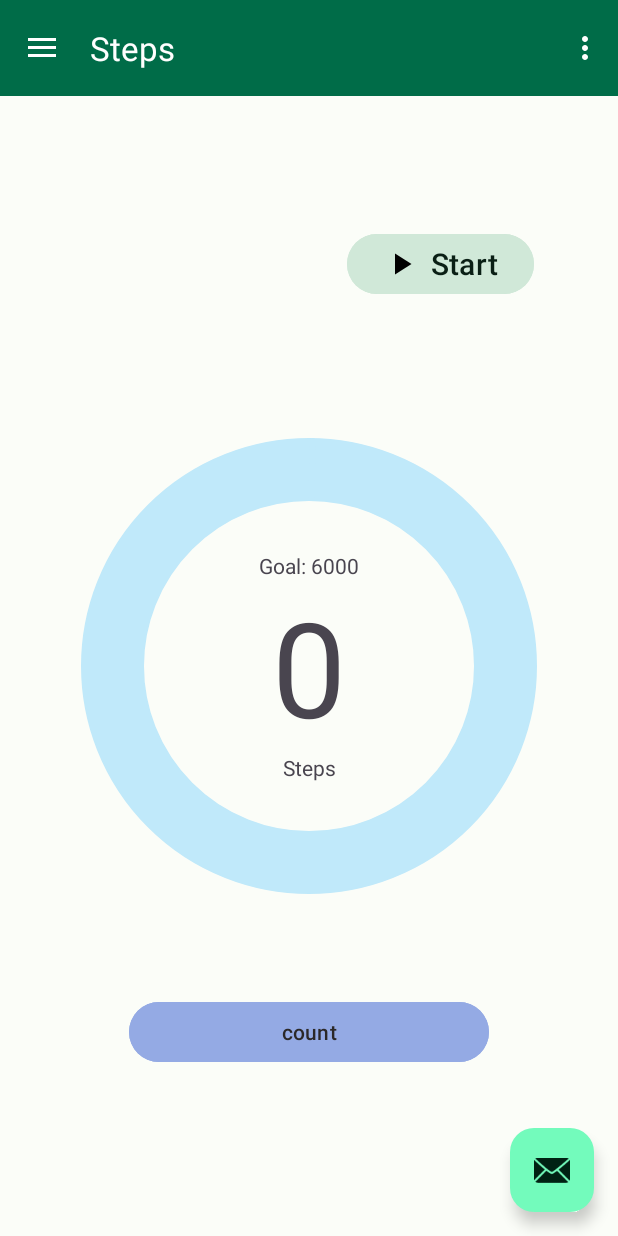
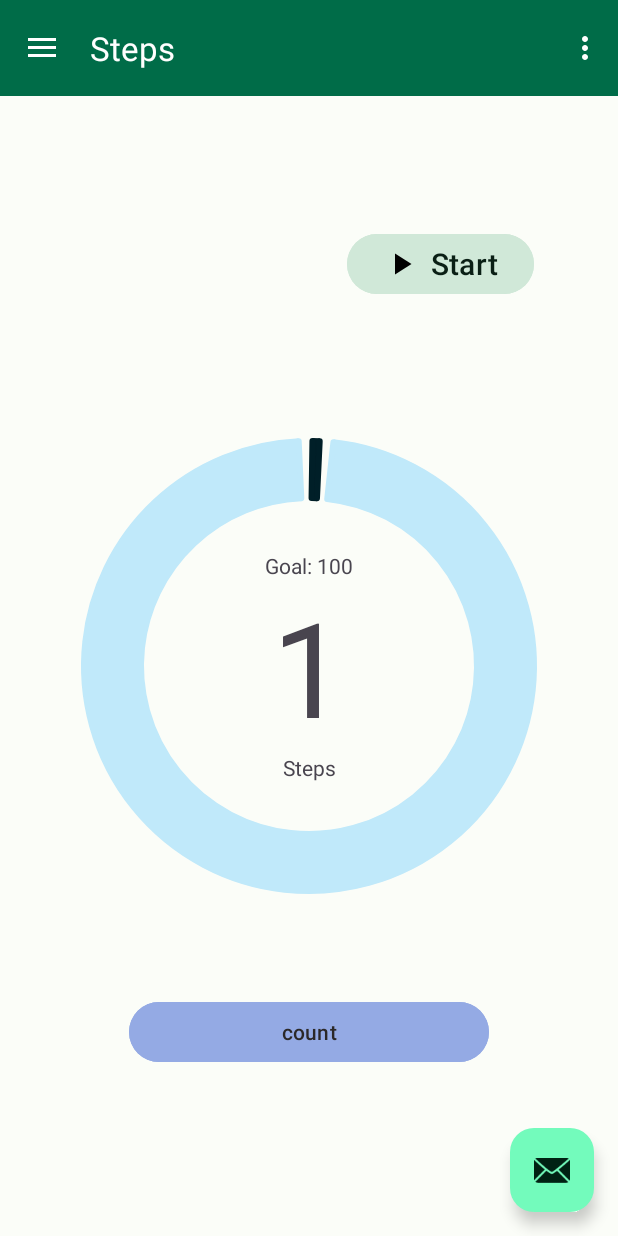
Before and after one commit to GianlucaGhislotti/MWC-Assignment2, an Android app: the screen it shows after launch (MainActivity), after a tap on "count", on a phone screen of 412 x 824 dp. Run offline under Robolectric (Android 15) with nearby library versions, the phone set to English and light mode, and no system bars; our stand-ins replace navigation-ui.

```diff
--- a/app/src/main/java/com/example/stepappv2/ui/home/HomeFragment.java
+++ b/app/src/main/java/com/example/stepappv2/ui/home/HomeFragment.java
@@ -4,6 +4,7 @@ import android.os.Bundle;
 import android.view.LayoutInflater;
 import android.view.View;
 import android.view.ViewGroup;
+import android.widget.Button;
 import android.widget.TextView;
 
 import androidx.annotation.NonNull;
@@ -14,12 +15,14 @@ import com.example.stepappv2.R;
 import com.example.stepappv2.databinding.FragmentHomeBinding;
 import com.google.android.material.progressindicator.CircularProgressIndicator;
 
-public class HomeFragment extends Fragment {
+public class HomeFragment extends Fragment{
 
     private FragmentHomeBinding binding;
     private TextView stepCountsView;
     private CircularProgressIndicator progressBar;
     private int counter = 0;
+    private Button startButton;
+    private Button countButton;
 
     public View onCreateView(@NonNull LayoutInflater inflater,
                              ViewGroup container, Bundle savedInstanceState) {
@@ -28,28 +31,33 @@ public class HomeFragment extends Fragment {
         binding = FragmentHomeBinding.inflate(inflater, container, false);
         View root = binding.getRoot();
 
+        startButton = (Button) root.findViewById(R.id.start_button);
+        countButton = (Button) root.findViewById(R.id.count_button);
+
+        setButtonListeners();
+
         stepCountsView = (TextView) root.findViewById(R.id.counter);
         stepCountsView.setText(Integer.toString(counter));
 
         progressBar = (CircularProgressIndicator) root.findViewById(R.id.progressBar);
-        progressBar.setMax(6000);
+        progressBar.setMax(100);
         progressBar.setProgress(counter);
 
         return root;
     }
 
-    public void countUp(View view) {
+    private void setButtonListeners() {
+        startButton.setOnClickListener(view -> {
+            counter = 0;
+            stepCountsView.setText(Integer.toString(counter));
+            progressBar.setProgress(counter);
+        });
 
-        counter++;
-        stepCountsView.setText(Integer.toString(counter));
-        progressBar.setProgress(counter);
-    }
-
-    public void resetCount(View view) {
-
-        counter = 0;
-        stepCountsView.setText(Integer.toString(counter));
-        progressBar.setProgress(counter);
+        countButton.setOnClickListener(view -> {
+            counter++;
+            stepCountsView.setText(Integer.toString(counter));
+            progressBar.setProgress(counter);
+        });
     }
 
     @Override
@@ -57,4 +65,6 @@ public class HomeFragment extends Fragment {
         super.onDestroyView();
         binding = null;
     }
+
+
 }
--- a/app/src/main/res/layout/fragment_home.xml
+++ b/app/src/main/res/layout/fragment_home.xml
@@ -69,11 +69,10 @@
         app:layout_constraintEnd_toEndOf="parent"
         app:layout_constraintTop_toTopOf="parent"
         android:drawableLeft="@drawable/baseline_play_arrow_24"
-        android:onClick="resetCount"
         />
 
     <Button
-        android:id="@+id/button"
+        android:id="@+id/count_button"
         android:layout_width="240dp"
         android:layout_height="48dp"
         android:layout_marginBottom="48dp"
@@ -83,6 +82,5 @@
         app:layout_constraintBottom_toBottomOf="parent"
         app:layout_constraintEnd_toEndOf="parent"
         app:layout_constraintStart_toStartOf="parent"
-        app:layout_constraintTop_toBottomOf="@+id/progressBar"
-        android:onClick="countUp"/>
+        app:layout_constraintTop_toBottomOf="@+id/progressBar" />
 </androidx.constraintlayout.widget.ConstraintLayout>
--- a/app/src/main/res/values/strings.xml
+++ b/app/src/main/res/values/strings.xml
@@ -11,7 +11,7 @@
     <string name="menu_report">Report</string>
     <string name="menu_profile">Profile</string>
     <string name="num_steps">0</string>
-    <string name="goal">Goal: 6000</string>
+    <string name="goal">Goal: 100</string>
     <string name="steps">Steps</string>
     <string name="start_text">Start</string>
     <string name="favorite">Favourite</string>
```
